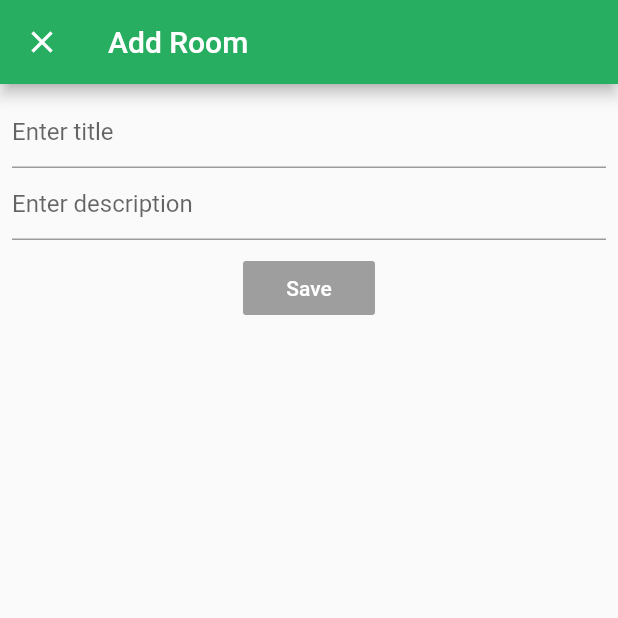
After one commit to azamsharp/LetsChatFlutter, a Flutter app: the MainPage screen opened directly, after a tap on the "add" icon, on a phone screen of 412 x 824 dp, the top half of it. The commit adds this screen. Run offline on Flutter 3.47's test engine with Material 2 defaults, Android fonts, the phone set to English and light mode, and no system bars; our stand-ins replace cloud_firestore, firebase_core, shared_preferences; accounts and stored records are empty.

Commit message:
adding a room

```diff
--- /dev/null
+++ b/lib/models/room.dart
@@ -0,0 +1,17 @@
+
+
+class Room {
+
+  final String title;
+  final String description;
+
+  Room({this.title, this.description});
+
+  Map<String, dynamic> toMap() {
+    return {
+      "title": title,
+      "description": description
+    };
+  }
+
+}
--- /dev/null
+++ b/lib/pages/add_room_page.dart
@@ -0,0 +1,80 @@
+
+
+import 'package:flutter/material.dart';
+import 'package:lets_chat/view_models/add_room_view_model.dart';
+import 'package:provider/provider.dart';
+
+class AddRoomPage extends StatelessWidget {
+
+  final _formKey = GlobalKey<FormState>();
+  final _nameController = TextEditingController();
+  final _descriptionController = TextEditingController();
+
+  AddRoomViewModel _addRoomVM;
+
+  void _saveRoom(BuildContext context) async {
+
+    if(_formKey.currentState.validate()) {
+
+      final title = _nameController.text;
+      final description = _descriptionController.text;
+
+      final isSaved = await _addRoomVM.addRoom(title, description);
+      if(isSaved) {
+        Navigator.pop(context);
+      }
+
+    }
+
+  }
+
+  @override
+  Widget build(BuildContext context) {
+
+    _addRoomVM = Provider.of<AddRoomViewModel>(context);
+
+    return Scaffold(
+      appBar: AppBar(
+        title: Text("Add Room")
+      ),
+      body: Padding(
+        padding: const EdgeInsets.all(8.0),
+        child: Form(
+          key: _formKey,
+          child: Column(children: [
+            TextFormField(
+              validator: (value) {
+                return value.isEmpty ? "title is required" : null;
+              },
+              controller: _nameController,
+              decoration: InputDecoration(
+                hintText: "Enter title"
+              ),
+            ),
+            TextFormField(
+              validator: (value) {
+                return value.isEmpty ? "description is required" : null;
+              },
+              controller: _descriptionController,
+              decoration: InputDecoration(
+                hintText: "Enter description"
+              ),
+            ),
+            Padding(
+              padding: const EdgeInsets.all(8.0),
+              child: FlatButton(
+                child: Text("Save"),
+                textColor: Colors.white,
+                color: Colors.grey,
+                onPressed: () {
+                  _saveRoom(context);
+                },
+              ),
+            )
+          ],)
+        ),
+      )
+    );
+
+  }
+}
--- /dev/null
+++ b/lib/pages/main_page.dart
@@ -0,0 +1,48 @@
+
+
+import 'package:flutter/material.dart';
+import 'package:lets_chat/pages/room_list_page.dart';
+import 'package:lets_chat/pages/settings_page.dart';
+
+class MainPage extends StatefulWidget {
+  @override
+  _MainPage createState() => _MainPage();
+}
+
+class _MainPage extends State<MainPage> {
+
+  int _selectedIndex = 0;
+
+  final List<Widget> _pages = <Widget>[
+    RoomListPage(),
+    SettingsPage()
+  ];
+
+  void _onItemTapped(int index) {
+    setState(() {
+      _selectedIndex = index;
+    });
+  }
+
+  @override
+  Widget build(BuildContext context) {
+
+    return Scaffold(
+      body: _pages[_selectedIndex],
+      bottomNavigationBar: BottomNavigationBar(
+        items: const <BottomNavigationBarItem> [
+          BottomNavigationBarItem(
+            icon: Icon(Icons.home),
+            label: "Home"
+          ),
+          BottomNavigationBarItem(
+            icon: Icon(Icons.settings),
+            label: "Settings"
+          )
+        ],
+        onTap: _onItemTapped,
+      ),
+    );
+
+  }
+}
--- /dev/null
+++ b/lib/pages/room_list_page.dart
@@ -0,0 +1,39 @@
+
+import 'package:flutter/material.dart';
+import 'package:lets_chat/pages/add_room_page.dart';
+import 'package:lets_chat/view_models/add_room_view_model.dart';
+import 'package:provider/provider.dart';
+
+
+class RoomListPage extends StatelessWidget {
+
+  void _navigateToAddRoomPage(BuildContext context) {
+    Navigator.push(context, MaterialPageRoute(
+      builder: (context) =>
+      ChangeNotifierProvider(
+        create: (context) => AddRoomViewModel(),
+        child: AddRoomPage()
+      )
+      , fullscreenDialog: true
+    ));
+  }
+
+  @override
+  Widget build(BuildContext context) {
+
+    return Scaffold(
+      appBar: AppBar(
+        title: Text("Rooms"),
+        actions: [
+          GestureDetector(
+            onTap: () {
+              _navigateToAddRoomPage(context);
+            },
+            child: Icon(Icons.add)
+          )
+        ],
+      )
+    );
+
+  }
+}
--- /dev/null
+++ b/lib/view_models/add_room_view_model.dart
@@ -0,0 +1,29 @@
+
+
+import 'package:cloud_firestore/cloud_firestore.dart';
+import 'package:flutter/material.dart';
+import 'package:lets_chat/models/room.dart';
+
+class AddRoomViewModel extends ChangeNotifier {
+
+  String message = "";
+
+  Future<bool> addRoom(String title, String description) async {
+
+    bool isSaved = false;
+    final room = Room(title: title, description: description);
+
+    try {
+      FirebaseFirestore.instance.collection("rooms")
+       .add(room.toMap());
+      isSaved = true;
+    } catch(e) {
+      message = "Error adding a room";
+    }
+
+    // notify the callers
+    notifyListeners();
+    return isSaved;
+  }
+
+}
--- a/lib/view_models/login_view_model.dart
+++ b/lib/view_models/login_view_model.dart
@@ -1,6 +1,5 @@
 
 
-import 'package:flutter/material.dart';
 import 'package:shared_preferences/shared_preferences.dart';
 
 class LoginViewModel {
--- a/pubspec.yaml
+++ b/pubspec.yaml
@@ -27,6 +27,7 @@ dependencies:
   firebase_core: ^0.5.3
   cloud_firestore: ^0.14.4
   shared_preferences: ^0.5.12+4
+  provider: ^4.3.3
 
   # The following adds the Cupertino Icons font to your application.
   # Use with the CupertinoIcons class for iOS style icons.
```
Also changed, not shown: lib/pages/login_page.dart (+14 -9 lines), lib/pages/settings_page.dart (added, +33 -0 lines), pubspec.lock.
